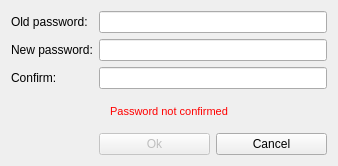
Above: src/gui/ui/changepassworddialog.ui from mygirl8893/Catalyst-Classic-3.0.4 before the change. Below: the same form after it.
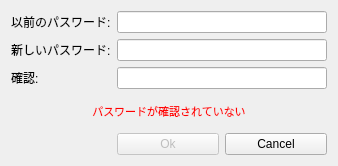
That is the form after the change.

```diff
--- a/src/gui/ui/changepassworddialog.ui
+++ b/src/gui/ui/changepassworddialog.ui
@@ -55,7 +55,7 @@
    <item row="0" column="0">
     <widget class="QLabel" name="label_3">
      <property name="text">
-      <string>Old password:</string>
+      <string>以前のパスワード:</string>
      </property>
     </widget>
    </item>
@@ -82,7 +82,7 @@
       </sizepolicy>
      </property>
      <property name="text">
-      <string>New password:</string>
+      <string>新しいパスワード:</string>
      </property>
     </widget>
    </item>
@@ -108,7 +108,7 @@
       </sizepolicy>
      </property>
      <property name="text">
-      <string>Confirm:</string>
+      <string>確認:</string>
      </property>
     </widget>
    </item>
@@ -118,7 +118,7 @@
       <string notr="true">color: #ff0000; font: 11px;</string>
      </property>
      <property name="text">
-      <string>Password not confirmed</string>
+      <string>パスワードが確認されていない</string>
      </property>
      <property name="alignment">
       <set>Qt::AlignCenter</set>
```
Left out of the diff: 2 changed lines with no effect on the pictures.
